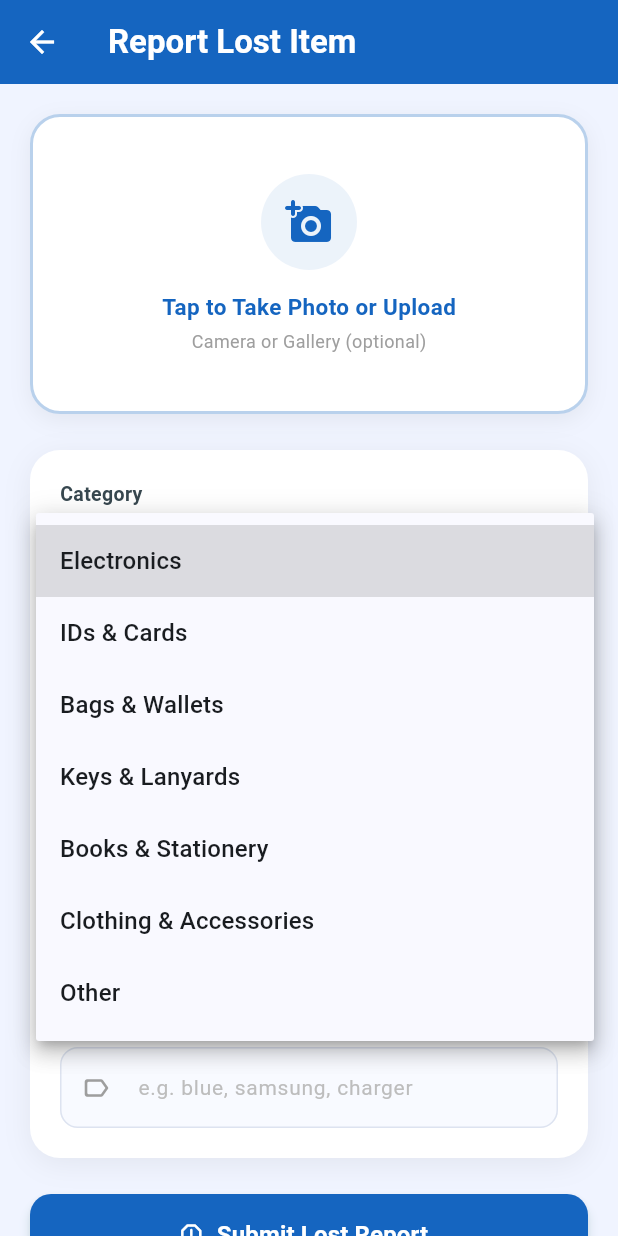
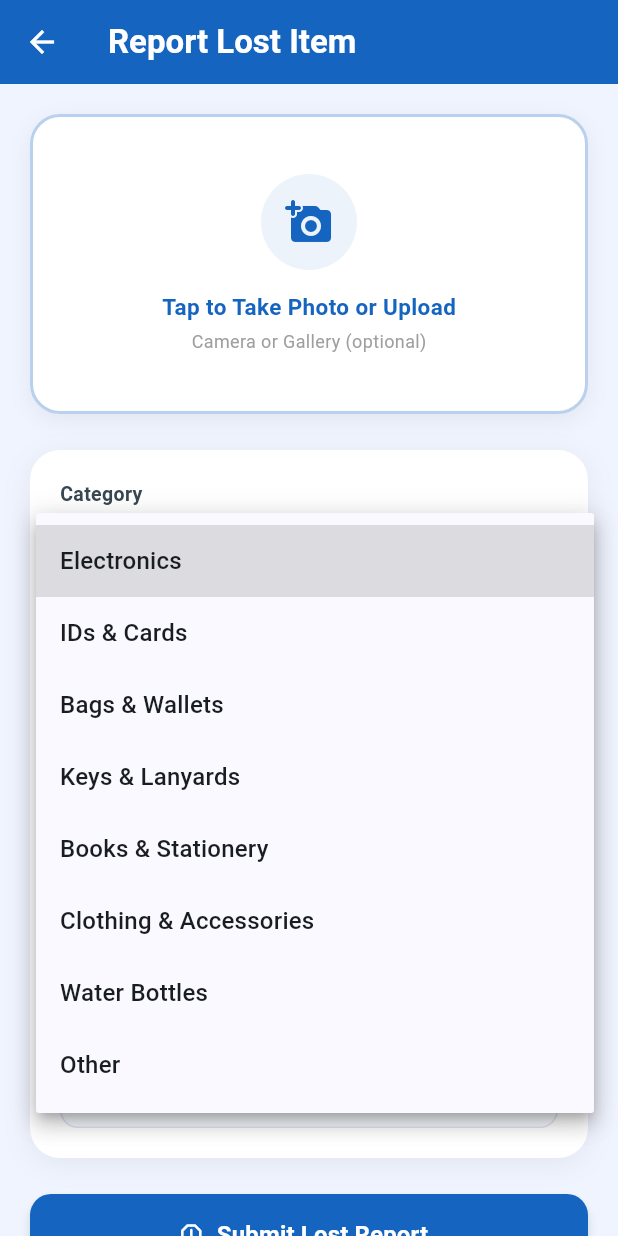
Before and after one commit to jimmyytai0619/fyp, a Flutter app: the ReportItemView screen opened directly, after a tap on "Electronics", on a phone screen of 412 x 824 dp. Run offline on Flutter 3.47's test engine with Material 3 defaults, Android fonts, the phone set to English and light mode, and no system bars; our stand-ins replace image_picker, palette_generator, permission_handler, shared_preferences, supabase_flutter; missing offline and left inert: google_mlkit_image_labeling, google_mlkit_text_recognition; accounts and stored records are empty.

Commit message:
add water bottle category

```diff
--- a/lib/services/classification_service.dart
+++ b/lib/services/classification_service.dart
@@ -124,6 +124,7 @@ class ClassificationService {
     'Keys & Lanyards',
     'Books & Stationery',
     'Clothing & Accessories',
+    'Water Bottles',
     'Other',
   ];
 
@@ -269,9 +270,13 @@ class ClassificationService {
 
     const clothingAndAccessories = [
       'umbrella', 'glasses', 'sunglasses', 'jewelry', 'ring',
-      'necklace', 'bracelet', 'hat', 'cap', 'scarf', 'glove', 'water bottle',
-      'bottle', 'tumbler', 'flask', 'clothing', 'shirt', 'jacket', 'coat',
+      'necklace', 'bracelet', 'hat', 'cap', 'scarf', 'glove',
+      'clothing', 'shirt', 'jacket', 'coat',
       'shoe', 'sneaker', 'sandal', 'socks', 'belt',
+    ];
+
+    const waterBottles = [
+      'water bottle', 'bottle', 'tumbler', 'flask', 'mug', 'cup', 'thermos',
     ];
 
     bool hit(List<String> keys) => keys.any(label.contains);
@@ -282,6 +287,7 @@ class ClassificationService {
     if (hit(keysAndLanyards)) return 'Keys & Lanyards';
     if (hit(booksAndStationery)) return 'Books & Stationery';
     if (hit(clothingAndAccessories)) return 'Clothing & Accessories';
+    if (hit(waterBottles)) return 'Water Bottles';
 
     return 'Other';
   }
--- a/lib/viewmodels/browse_viewmodel.dart
+++ b/lib/viewmodels/browse_viewmodel.dart
@@ -30,6 +30,7 @@ class BrowseViewModel extends ChangeNotifier {
     'Keys & Lanyards',
     'Books & Stationery',
     'Clothing & Accessories',
+    'Water Bottles',
     'Other',
   ];
 
--- a/lib/viewmodels/report_item_viewmodel.dart
+++ b/lib/viewmodels/report_item_viewmodel.dart
@@ -115,7 +115,6 @@ class ReportItemViewModel extends ChangeNotifier {
         throw Exception('Please enter a description of your lost item.');
       }
     }
-
     _setLoading(true);
     try {
       final tagList = tags
--- a/lib/viewmodels/search_viewmodel.dart
+++ b/lib/viewmodels/search_viewmodel.dart
@@ -26,6 +26,7 @@ class SearchViewModel extends ChangeNotifier {
     'Keys & Lanyards',
     'Books & Stationery',
     'Clothing & Accessories',
+    'Water Bottles',
     'Other',
   ];
   String _selectedCategory = 'Any Category';
--- a/lib/views/report_item/report_item_view.dart
+++ b/lib/views/report_item/report_item_view.dart
@@ -32,6 +32,7 @@ class _ReportItemViewState extends State<ReportItemView> {
     'Keys & Lanyards',
     'Books & Stationery',
     'Clothing & Accessories',
+    'Water Bottles',
     'Other',
   ];
   String _selectedCategory = 'Electronics';
```
Also changed, not shown: pubspec.lock, 2 other files.
